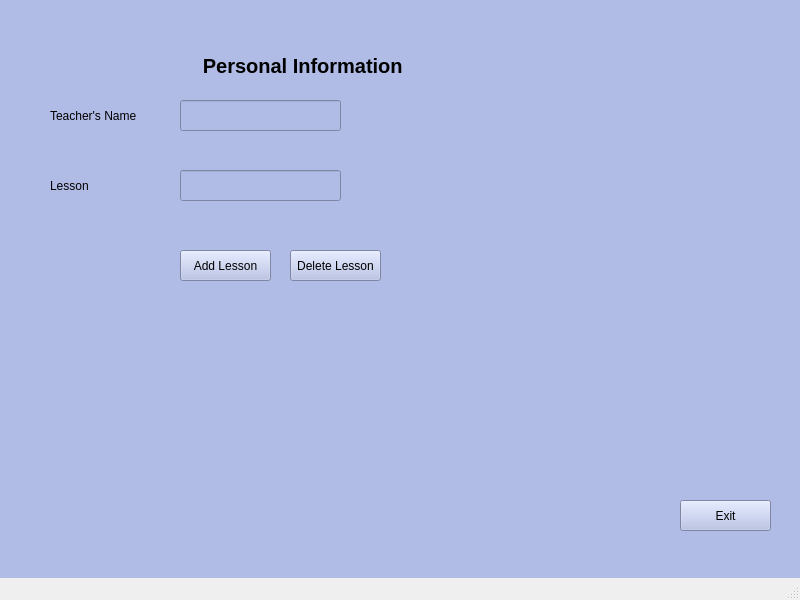
The window that ui/teacherInfo.ui (fbucak/school-management-system) describes before a commit, drawn with Qt 5.
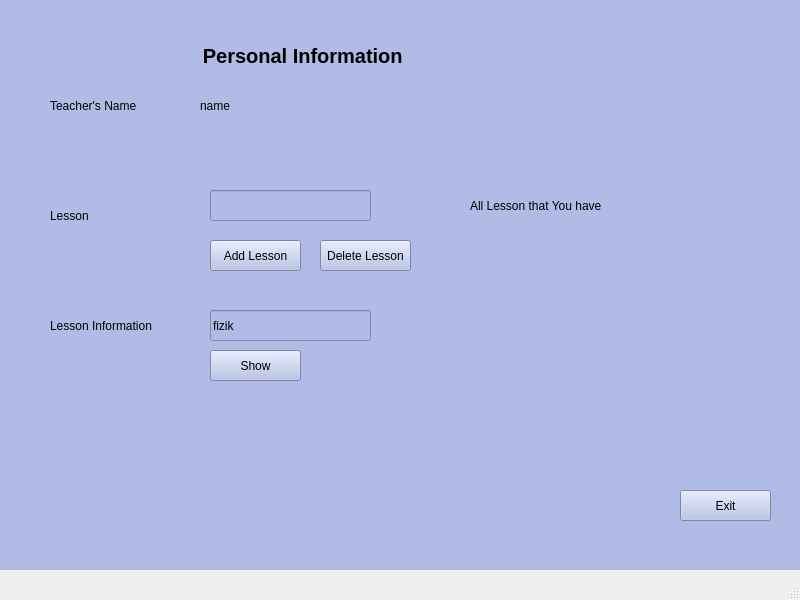
The same window after the commit.

Commit message: Lesson add ve delete guncellendi

Patch:
```diff
--- a/ui/teacherInfo.ui
+++ b/ui/teacherInfo.ui
@@ -30,7 +30,7 @@
     <property name="geometry">
      <rect>
       <x>0</x>
-      <y>-20</y>
+      <y>-30</y>
       <width>800</width>
       <height>600</height>
      </rect>
@@ -177,21 +177,11 @@
        <string>Teacher's Name</string>
       </property>
      </widget>
-     <widget class="QLineEdit" name="tNameLine">
-      <property name="geometry">
-       <rect>
-        <x>180</x>
-        <y>120</y>
-        <width>161</width>
-        <height>31</height>
-       </rect>
-      </property>
-     </widget>
      <widget class="QLabel" name="lNameLabel">
       <property name="geometry">
        <rect>
         <x>50</x>
-        <y>190</y>
+        <y>230</y>
         <width>81</width>
         <height>31</height>
        </rect>
@@ -203,8 +193,8 @@
      <widget class="QLineEdit" name="lAddorDeleteLine">
       <property name="geometry">
        <rect>
-        <x>180</x>
-        <y>190</y>
+        <x>210</x>
+        <y>220</y>
         <width>161</width>
         <height>31</height>
        </rect>
@@ -213,7 +203,7 @@
      <widget class="QPushButton" name="lAddButton">
       <property name="geometry">
        <rect>
-        <x>180</x>
+        <x>210</x>
         <y>270</y>
         <width>91</width>
         <height>31</height>
@@ -226,7 +216,7 @@
      <widget class="QPushButton" name="lDeleteButton">
       <property name="geometry">
        <rect>
-        <x>290</x>
+        <x>320</x>
         <y>270</y>
         <width>91</width>
         <height>31</height>
@@ -249,6 +239,71 @@
        <string>Exit</string>
       </property>
      </widget>
+     <widget class="QLabel" name="lNameLabel_2">
+      <property name="geometry">
+       <rect>
+        <x>50</x>
+        <y>340</y>
+        <width>151</width>
+        <height>31</height>
+       </rect>
+      </property>
+      <property name="text">
+       <string>Lesson Information</string>
+      </property>
+     </widget>
+     <widget class="QLineEdit" name="lessonName">
+      <property name="geometry">
+       <rect>
+        <x>210</x>
+        <y>340</y>
+        <width>161</width>
+        <height>31</height>
+       </rect>
+      </property>
+      <property name="text">
+       <string>fizik</string>
+      </property>
+     </widget>
+     <widget class="QPushButton" name="showButton">
+      <property name="geometry">
+       <rect>
+        <x>210</x>
+        <y>380</y>
+        <width>91</width>
+        <height>31</height>
+       </rect>
+      </property>
+      <property name="text">
+       <string>Show</string>
+      </property>
+     </widget>
+     <widget class="QLabel" name="lNameLabel_3">
+      <property name="geometry">
+       <rect>
+        <x>470</x>
+        <y>220</y>
+        <width>301</width>
+        <height>31</height>
+       </rect>
+      </property>
+      <property name="text">
+       <string>All Lesson that You have</string>
+      </property>
+     </widget>
+     <widget class="QLabel" name="tNameLabel_2">
+      <property name="geometry">
+       <rect>
+        <x>200</x>
+        <y>120</y>
+        <width>141</width>
+        <height>31</height>
+       </rect>
+      </property>
+      <property name="text">
+       <string>name</string>
+      </property>
+     </widget>
     </widget>
     <widget class="QWidget" name="student_entry">
      <widget class="QPushButton" name="pushButton_3">
```
The commit also changes 15 other files.
